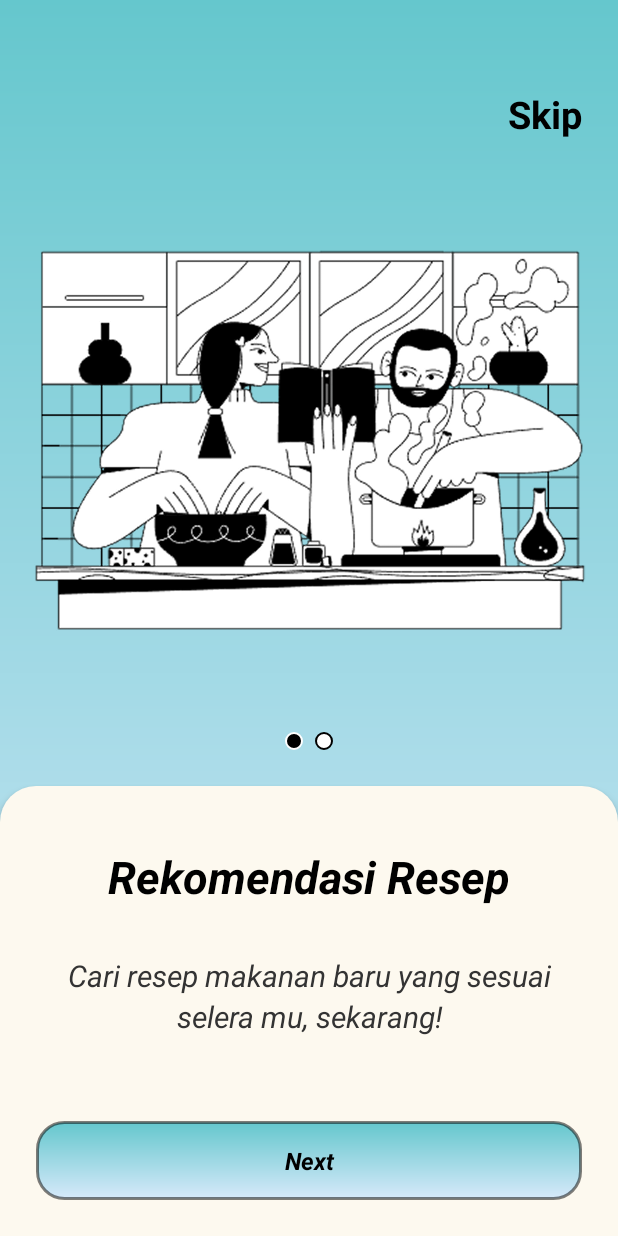
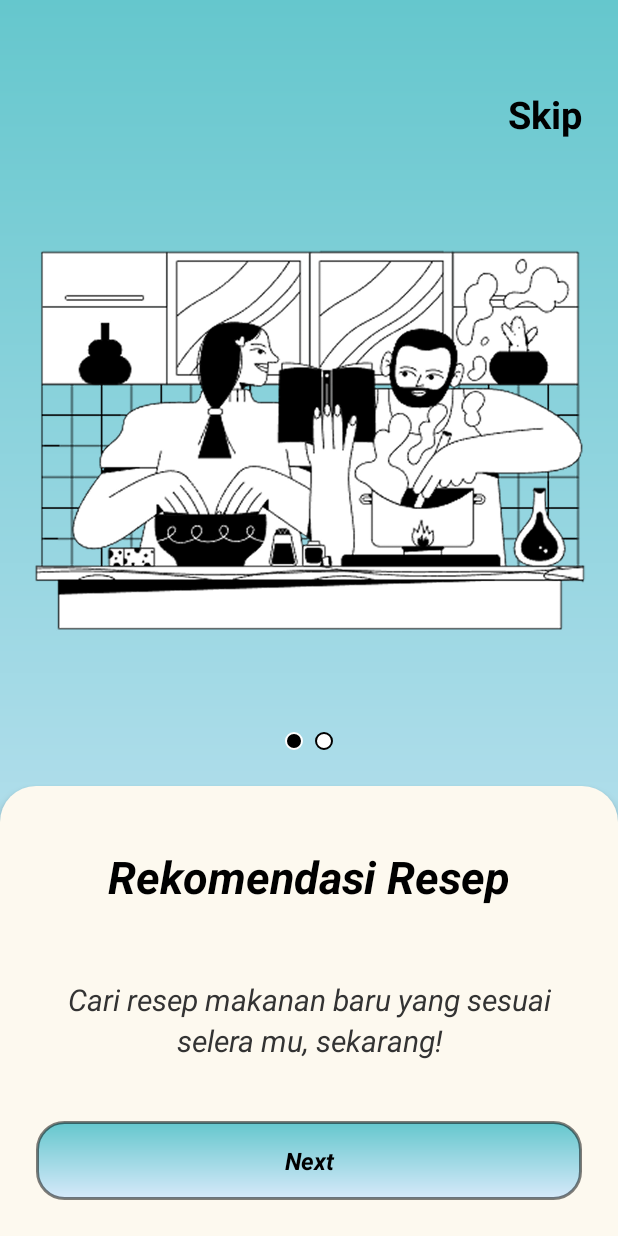
Before and after one commit to wahyuwsap/Saji_In, an Android app: the RekomendasiResepActivity screen opened directly, with no data from a screen before it, on a phone screen of 412 x 824 dp. Run offline under Robolectric (Android 15) with nearby library versions, the phone set to English and light mode, and no system bars.

Commit message:
perbaikan beberapa tata letak

```diff
--- a/app/src/main/java/com/saji_in/ui/home/HomeFragment.kt
+++ b/app/src/main/java/com/saji_in/ui/home/HomeFragment.kt
@@ -144,7 +144,10 @@ class HomeFragment : Fragment() {
     }
 
     private fun setupRecyclerView() {
-        adapter = RecommendationAdapter(filteredList, sharedViewModel, viewLifecycleOwner)
+        // Batasi hanya 6 item dari filteredList
+        val limitedList = filteredList.take(6)
+
+        adapter = RecommendationAdapter(limitedList.toMutableList(), sharedViewModel, viewLifecycleOwner)
         binding.rvRekomendasi.layoutManager = GridLayoutManager(requireContext(), 2)
         binding.rvRekomendasi.adapter = adapter
 
@@ -158,6 +161,7 @@ class HomeFragment : Fragment() {
             GridSpacingItemDecoration(2, spacingInPixels, true)
         )
     }
+
 
     private fun setupSearch() {
         binding.etSearch.addTextChangedListener(object : TextWatcher {
--- a/app/src/main/res/layout/rekomendasi_resep.xml
+++ b/app/src/main/res/layout/rekomendasi_resep.xml
@@ -6,6 +6,7 @@
     android:layout_height="match_parent"
     android:background="@drawable/bg_gradient">
 
+    <!-- Bagian atas -->
     <LinearLayout
         android:id="@+id/topLayout"
         android:layout_width="match_parent"
@@ -16,7 +17,6 @@
         app:layout_constraintStart_toStartOf="parent"
         app:layout_constraintEnd_toEndOf="parent">
 
-        <!-- Baris atas: Skip -->
         <LinearLayout
             android:layout_width="match_parent"
             android:layout_height="wrap_content"
@@ -43,16 +43,14 @@
                 android:textStyle="bold" />
         </LinearLayout>
 
-        <!-- Gambar -->
         <ImageView
             android:layout_width="match_parent"
             android:layout_height="300dp"
             android:layout_marginTop="24dp"
             android:src="@drawable/foodie_recipe_front" />
-
     </LinearLayout>
 
-    <!-- Dots: lebih dekat ke card -->
+    <!-- Dots -->
     <LinearLayout
         android:id="@+id/dotsLayout"
         android:layout_width="match_parent"
@@ -76,54 +74,59 @@
             android:background="@drawable/circle_white" />
     </LinearLayout>
 
-    <!-- CARD DI BAGIAN PALING BAWAH -->
-    <LinearLayout
+    <!-- CARD (diperbaiki) -->
+    <androidx.constraintlayout.widget.ConstraintLayout
         android:id="@+id/cardLayout"
         android:layout_width="match_parent"
         android:layout_height="300dp"
         android:background="@drawable/bg_card"
         android:elevation="4dp"
-        android:gravity="center_horizontal"
-        android:orientation="vertical"
         android:padding="24dp"
         app:layout_constraintBottom_toBottomOf="parent"
         app:layout_constraintStart_toStartOf="parent"
         app:layout_constraintEnd_toEndOf="parent">
 
-        <!-- Title -->
+        <!-- Title rata tengah -->
         <TextView
             android:id="@+id/title"
-            android:layout_width="wrap_content"
+            android:layout_width="0dp"
             android:layout_height="wrap_content"
-            android:layout_marginTop="16dp"
-            android:layout_marginBottom="32dp"
             android:text="Rekomendasi Resep"
             android:textColor="#000"
             android:textSize="30sp"
-            android:textStyle="bold|italic" />
+            android:textStyle="bold|italic"
+            android:gravity="center"
+            android:textAlignment="center"
+            app:layout_constraintTop_toTopOf="parent"
+            app:layout_constraintStart_toStartOf="parent"
+            app:layout_constraintEnd_toEndOf="parent"
+            app:layout_constraintBottom_toTopOf="@id/description"
+            android:layout_marginTop="16dp"
+            android:layout_marginBottom="8dp" />
 
         <!-- Deskripsi -->
         <TextView
             android:id="@+id/description"
-            android:layout_width="match_parent"
-            android:layout_height="wrap_content"
-            android:layout_marginBottom="24dp"
+            android:layout_width="0dp"
+            android:layout_height="0dp"
             android:gravity="center"
             android:lineSpacingExtra="4dp"
             android:text="Cari resep makanan baru yang sesuai selera mu, sekarang!"
             android:textColor="#333"
             android:textStyle="italic"
-            android:textSize="20sp" />
-
-        <Space
-            android:layout_width="match_parent"
-            android:layout_height="0dp"
-            android:layout_weight="1" />
+            android:textSize="20sp"
+            android:ellipsize="end"
+            android:maxLines="4"
+            android:textAlignment="center"
+            app:layout_constraintTop_toBottomOf="@id/title"
+            app:layout_constraintBottom_toTopOf="@id/nextButton"
+            app:layout_constraintStart_toStartOf="parent"
+            app:layout_constraintEnd_toEndOf="parent" />
 
         <!-- Tombol Next -->
         <TextView
             android:id="@+id/nextButton"
-            android:layout_width="match_parent"
+            android:layout_width="0dp"
             android:layout_height="wrap_content"
             android:background="@drawable/bg_button_gradient"
             android:gravity="center"
@@ -132,7 +135,10 @@
             android:text="Next"
             android:textColor="#000"
             android:textSize="16sp"
-            android:textStyle="bold|italic" />
-    </LinearLayout>
+            android:textStyle="bold|italic"
+            app:layout_constraintBottom_toBottomOf="parent"
+            app:layout_constraintStart_toStartOf="parent"
+            app:layout_constraintEnd_toEndOf="parent" />
+    </androidx.constraintlayout.widget.ConstraintLayout>
 
 </androidx.constraintlayout.widget.ConstraintLayout>
```
Also changed, not shown: app/src/main/res/layout/item_rekomendasi.xml (+6 -2 lines), app/src/main/res/layout/rekomendasi_awal.xml (+27 -19 lines).
